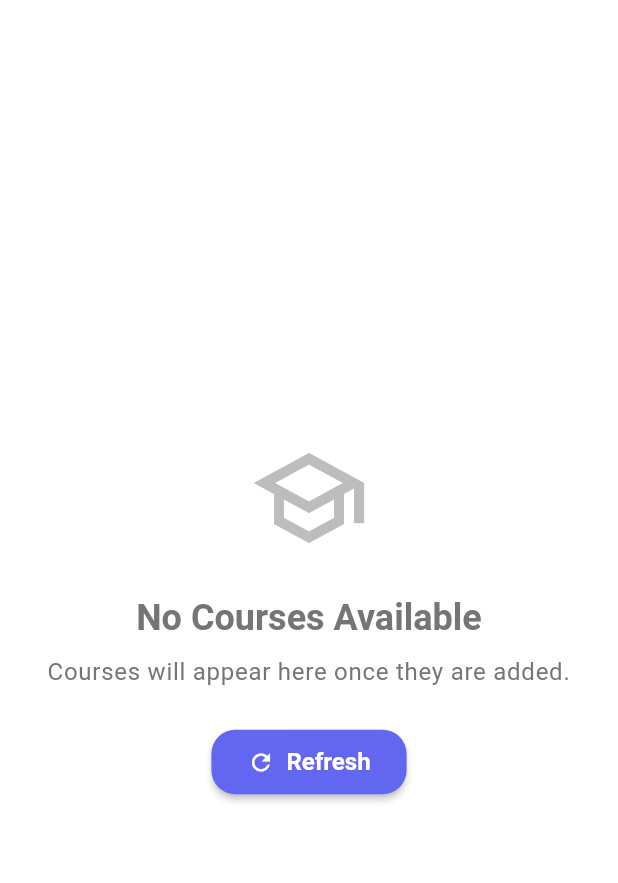
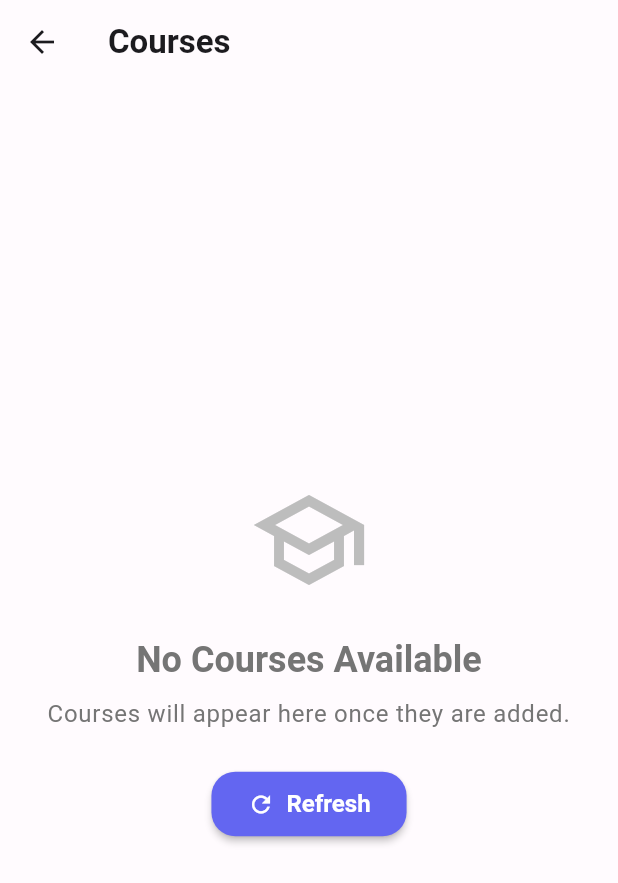
Before and after one commit to Hetti219/fulminant_c, a Flutter app: the screen it shows once a user with an empty profile is signed in, after a tap on "Continue Learning", on a phone screen of 412 x 824 dp. Shown: the top 883 px of the screen. Run offline on Flutter 3.47's test engine with Material 3 defaults, Android fonts, the phone set to English and light mode, and no system bars; our stand-ins replace cloud_firestore, equatable, firebase_auth, firebase_core, flutter_bloc, formz; accounts and stored records are empty.

Commit message:
Bug fixes

```diff
--- a/lib/screens/course/courses_list_screen.dart
+++ b/lib/screens/course/courses_list_screen.dart
@@ -8,20 +8,34 @@ import '../../repositories/course_repository.dart';
 import 'course_detail_screen.dart';
 
 class CoursesListScreen extends StatelessWidget {
-  const CoursesListScreen({super.key});
+  final bool showScaffold;
+
+  const CoursesListScreen({super.key, this.showScaffold = false});
 
   static Route<void> route() {
-    return MaterialPageRoute<void>(builder: (_) => const CoursesListScreen());
+    return MaterialPageRoute<void>(
+        builder: (_) => const CoursesListScreen(showScaffold: true));
   }
 
   @override
   Widget build(BuildContext context) {
-    return BlocProvider(
+    final courseBlocProvider = BlocProvider(
       create: (context) => CourseBloc(
         courseRepository: RepositoryProvider.of<CourseRepository>(context),
       )..add(LoadCourses()),
       child: const CoursesListView(),
     );
+
+    if (showScaffold) {
+      return Scaffold(
+        appBar: AppBar(
+          title: const Text('Courses'),
+        ),
+        body: courseBlocProvider,
+      );
+    } else {
+      return courseBlocProvider;
+    }
   }
 }
 
--- a/lib/screens/leaderboard/leaderboard_screen.dart
+++ b/lib/screens/leaderboard/leaderboard_screen.dart
@@ -8,32 +8,27 @@ import '../../blocs/auth/auth_state.dart';
 import '../../models/user.dart';
 import '../../repositories/leaderboard_repository.dart';
 
-class LeaderboardScreen extends StatelessWidget {
-  const LeaderboardScreen({super.key});
+class LeaderboardScreen extends StatefulWidget {
+  final bool showScaffold;
+
+  const LeaderboardScreen({super.key, this.showScaffold = false});
 
   static Route<void> route() {
-    return MaterialPageRoute<void>(builder: (_) => const LeaderboardScreen());
+    return MaterialPageRoute<void>(
+      builder: (context) => BlocProvider<LeaderboardBloc>(
+        create: (_) => LeaderboardBloc(
+          leaderboardRepository: context.read<LeaderboardRepository>(),
+        ),
+        child: const LeaderboardScreen(showScaffold: true),
+      ),
+    );
   }
 
   @override
-  Widget build(BuildContext context) {
-    return BlocProvider(
-      create: (context) => LeaderboardBloc(
-        leaderboardRepository: RepositoryProvider.of<LeaderboardRepository>(context),
-      ),
-      child: const LeaderboardView(),
-    );
-  }
+  State<LeaderboardScreen> createState() => _LeaderboardScreenState();
 }
 
-class LeaderboardView extends StatefulWidget {
-  const LeaderboardView({super.key});
-
-  @override
-  State<LeaderboardView> createState() => _LeaderboardViewState();
-}
-
-class _LeaderboardViewState extends State<LeaderboardView>
+class _LeaderboardScreenState extends State<LeaderboardScreen>
     with SingleTickerProviderStateMixin {
   late TabController _tabController;
 
@@ -43,13 +38,15 @@ class _LeaderboardViewState extends State<LeaderboardView>
     _tabController = TabController(length: 2, vsync: this);
 
     // Load initial data
+    final authState = context.read<AuthBloc>().state;
+    if (authState.status == AuthStatus.authenticated &&
+        authState.user != null) {
+      context.read<LeaderboardBloc>().add(LoadUserRank(authState.user!.uid));
+      context
+          .read<LeaderboardBloc>()
+          .add(LoadUsersAroundRank(authState.user!.uid));
+    }
     context.read<LeaderboardBloc>().add(const LoadTopUsers());
-
-    final authState = context.read<AuthBloc>().state;
-    if (authState.status == AuthStatus.authenticated && authState.user != null) {
-      context.read<LeaderboardBloc>().add(LoadUserRank(authState.user!.uid));
-      context.read<LeaderboardBloc>().add(LoadUsersAroundRank(authState.user!.uid));
-    }
   }
 
   @override
@@ -60,26 +57,38 @@ class _LeaderboardViewState extends State<LeaderboardView>
 
   @override
   Widget build(BuildContext context) {
-    return Column(
-      children: [
-        TabBar(
+    final tabBar = TabBar(
       controller: _tabController,
       tabs: const [
         Tab(text: 'Global', icon: Icon(Icons.public)),
         Tab(text: 'Around You', icon: Icon(Icons.people)),
       ],
-        ),
-        Expanded(
-          child: TabBarView(
+    );
+
+    final tabBarView = TabBarView(
       controller: _tabController,
       children: const [
         _GlobalLeaderboardTab(),
         _AroundYouTab(),
       ],
+    );
+
+    if (widget.showScaffold) {
+      return Scaffold(
+        appBar: AppBar(
+          title: const Text('Leaderboard'),
+          bottom: tabBar,
         ),
-        ),
+        body: tabBarView,
+      );
+    } else {
+      return Column(
+        children: [
+          tabBar,
+          Expanded(child: tabBarView),
         ],
       );
+    }
   }
 }
 
@@ -142,12 +151,17 @@ class _AroundYouTab extends StatelessWidget {
 
             return RefreshIndicator(
               onRefresh: () async {
-                context.read<LeaderboardBloc>().add(LoadUsersAroundRank(authState.user!.uid));
-                context.read<LeaderboardBloc>().add(LoadUserRank(authState.user!.uid));
+                context
+                    .read<LeaderboardBloc>()
+                    .add(LoadUsersAroundRank(authState.user!.uid));
+                context
+                    .read<LeaderboardBloc>()
+                    .add(LoadUserRank(authState.user!.uid));
               },
               child: Column(
                 children: [
-                  if (state.userRank != null) _CurrentUserRankCard(userRank: state.userRank!),
+                  if (state.userRank != null)
+                    _CurrentUserRankCard(userRank: state.userRank!),
                   Expanded(
                     child: _LeaderboardList(
                       users: state.usersAroundRank,
@@ -206,7 +220,7 @@ class _CurrentUserRankCard extends StatelessWidget {
                   Row(
                     mainAxisSize: MainAxisSize.min,
                     children: [
-                      Icon(
+                      const Icon(
                         Icons.star,
                         color: Colors.orange,
                         size: 20,
@@ -260,7 +274,8 @@ class _LeaderboardList extends StatelessWidget {
           );
         }
 
-        final userIndex = showCurrentUserRank && userRank != null ? index - 1 : index;
+        final userIndex =
+            showCurrentUserRank && userRank != null ? index - 1 : index;
         final user = users[userIndex];
         final rank = userIndex + 1;
         final isHighlighted = user.id == highlightUserId;
@@ -292,7 +307,9 @@ class _LeaderboardItem extends StatelessWidget {
       margin: const EdgeInsets.only(bottom: 8),
       child: Card(
         elevation: isHighlighted ? 4 : 1,
-        color: isHighlighted ? Theme.of(context).primaryColor.withOpacity(0.1) : null,
+        color: isHighlighted
+            ? Theme.of(context).primaryColor.withOpacity(0.1)
+            : null,
         child: ListTile(
           leading: _RankBadge(rank: rank, isCurrentUser: isHighlighted),
           title: Text(
@@ -305,7 +322,7 @@ class _LeaderboardItem extends StatelessWidget {
           trailing: Row(
             mainAxisSize: MainAxisSize.min,
             children: [
-              Icon(
+              const Icon(
                 Icons.star,
                 color: Colors.orange,
                 size: 20,
@@ -424,21 +441,16 @@ class _ErrorView extends StatelessWidget {
       child: Column(
         mainAxisAlignment: MainAxisAlignment.center,
         children: [
-          Icon(
+          const Icon(
             Icons.error_outline,
             size: 64,
-            color: Colors.red[400],
+            color: Colors.red,
           ),
           const SizedBox(height: 16),
           Text(
-            'Failed to load leaderboard',
+            message,
+            textAlign: TextAlign.center,
             style: Theme.of(context).textTheme.titleLarge,
-          ),
-          const SizedBox(height: 8),
-          Text(
-            message,
-            style: Theme.of(context).textTheme.bodyMedium,
-            textAlign: TextAlign.center,
           ),
           const SizedBox(height: 16),
           ElevatedButton(
--- a/lib/screens/profile/profile_screen.dart
+++ b/lib/screens/profile/profile_screen.dart
@@ -10,15 +10,27 @@ import '../../models/course.dart';
 import '../settings/settings_screen.dart';
 
 class ProfileScreen extends StatelessWidget {
-  const ProfileScreen({super.key});
+  final bool showScaffold;
+
+  const ProfileScreen({super.key, this.showScaffold = false});
 
   static Route<void> route() {
-    return MaterialPageRoute<void>(builder: (_) => const ProfileScreen());
+    return MaterialPageRoute<void>(
+        builder: (_) => const ProfileScreen(showScaffold: true));
   }
 
   @override
   Widget build(BuildContext context) {
-    return const ProfileView();
+    if (showScaffold) {
+      return Scaffold(
+        appBar: AppBar(
+          title: const Text('Profile'),
+        ),
+        body: const ProfileView(),
+      );
+    } else {
+      return const ProfileView();
+    }
   }
 }
 
```
Also changed, not shown: lib/screens/home/home_screen.dart (+3 -16 lines), lib/screens/main_navigation.dart (+7 -4 lines). Lines whose indentation alone changed are shown as unchanged.
